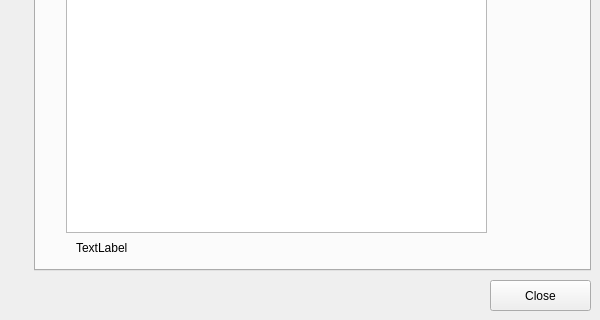
Old version of the form forms/settingsdialog.ui in the repository shogimaru/shogimaru; both pictures show x 0 to 600 and y 280 to 600 of the 600 by 600 pixel window.
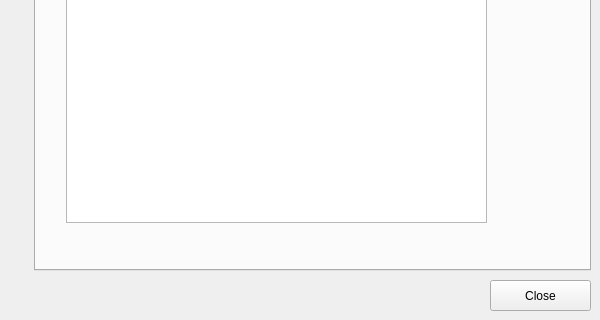
New version of the form.

What changed in the file:
```diff
--- a/forms/settingsdialog.ui
+++ b/forms/settingsdialog.ui
@@ -90,7 +90,7 @@
        <x>30</x>
        <y>180</y>
        <width>421</width>
-       <height>321</height>
+       <height>311</height>
       </rect>
      </property>
     </widget>
@@ -142,18 +142,18 @@
      <property name="geometry">
       <rect>
        <x>40</x>
-       <y>500</y>
+       <y>490</y>
        <width>411</width>
-       <height>31</height>
+       <height>41</height>
       </rect>
      </property>
      <property name="font">
       <font>
-       <pointsize>9</pointsize>
+       <pointsize>11</pointsize>
       </font>
      </property>
      <property name="text">
-      <string>TextLabel</string>
+      <string/>
      </property>
     </widget>
    </widget>
```
